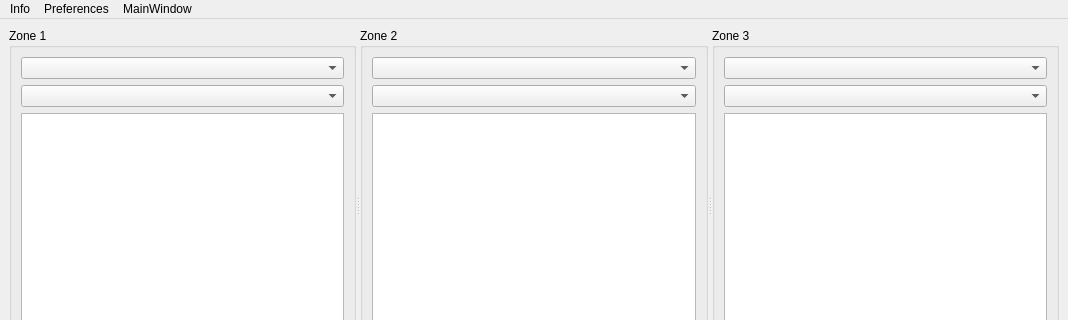
Before: the Qt Designer form zad/Designer/mainwindow.ui in z1e2v3s/zad, drawn with Qt 5; both pictures show x 0 to 1068 and y 0 to 320 of the 1068 by 840 pixel window.
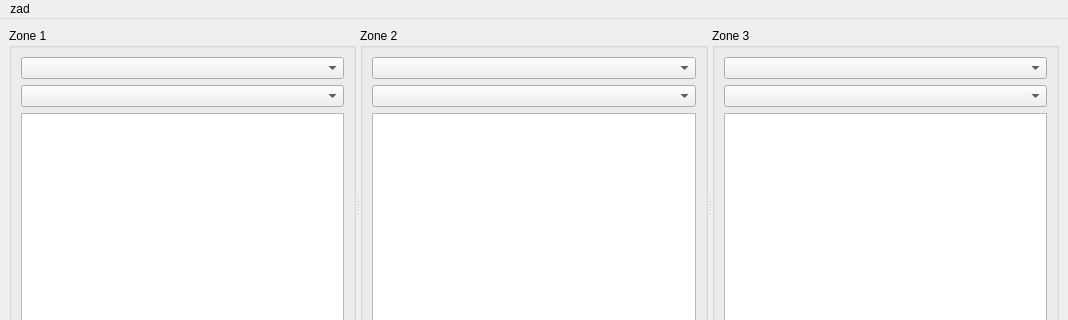
After: the same form once the commit is applied.

Commit message: New Settings and About dialogs can now be opened.

The edit to the form file:
```diff
--- a/zad/Designer/mainwindow.ui
+++ b/zad/Designer/mainwindow.ui
@@ -274,24 +274,12 @@
      <height>22</height>
     </rect>
    </property>
-   <widget class="QMenu" name="menuInfo">
+   <widget class="QMenu" name="menuZad">
     <property name="title">
-     <string>Info</string>
+     <string>zad</string>
     </property>
    </widget>
-   <widget class="QMenu" name="menuPreferences">
-    <property name="title">
-     <string>Preferences</string>
-    </property>
-   </widget>
-   <widget class="QMenu" name="menuMainwindow">
-    <property name="title">
-     <string>MainWindow</string>
-    </property>
-   </widget>
-   <addaction name="menuInfo"/>
-   <addaction name="menuPreferences"/>
-   <addaction name="menuMainwindow"/>
+   <addaction name="menuZad"/>
   </widget>
   <widget class="QStatusBar" name="statusbar"/>
  </widget>
```
Left out of the diff: 18 changed lines with no effect on the pictures. The commit also changes 6 other files.
